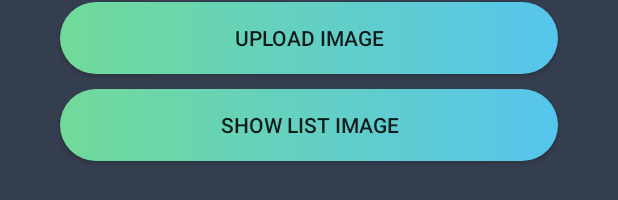
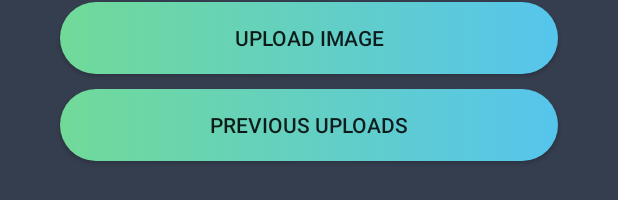
Before and after one commit to venkatsparrow/KLN_Central_App, an Android app: the layout activity_mainpage.xml on its own in the app's theme, with its tools: preview values and no code run, on a phone screen of 412 x 824 dp. Shown: the part 596-796 px from the top of the screen. Run offline under Robolectric (Android 15) with nearby library versions, the phone set to English and light mode, and no system bars.

Commit message:
converted hard coded strings into resources

```diff
--- a/app/src/main/java/edu/klnce/sairam_kamalay/klncecentral/ImageListAdapter.java
+++ b/app/src/main/java/edu/klnce/sairam_kamalay/klncecentral/ImageListAdapter.java
@@ -17,10 +17,6 @@ import java.util.List;
 
 import static edu.klnce.sairam_kamalay.klncecentral.R.id.tvImageName;
 
-
-/**
- * Created by venkatsparrow on 14/08/17.
- */
 
 public class ImageListAdapter extends ArrayAdapter<imageUpload> {
     private Activity context;
@@ -46,8 +42,6 @@ public class ImageListAdapter extends ArrayAdapter<imageUpload> {
         Glide.with(context).load(listImage.get(position).getUrl()).into(img);
         return v;
 
-
-
     }
 
 }
--- a/app/src/main/res/layout/activity_image_list.xml
+++ b/app/src/main/res/layout/activity_image_list.xml
@@ -1,7 +1,6 @@
 <?xml version="1.0" encoding="utf-8"?>
 <android.support.v4.widget.DrawerLayout android:layout_width="match_parent"
     android:layout_height="match_parent"
-    xmlns:tools="http://schemas.android.com/tools"
     xmlns:app="http://schemas.android.com/apk/res-auto"
     android:id="@+id/imagelistDrawer"
     xmlns:android="http://schemas.android.com/apk/res/android">
--- a/app/src/main/res/layout/activity_mainpage.xml
+++ b/app/src/main/res/layout/activity_mainpage.xml
@@ -1,6 +1,5 @@
 <?xml version="1.0" encoding="utf-8"?>
 <LinearLayout xmlns:android="http://schemas.android.com/apk/res/android"
-    xmlns:app="http://schemas.android.com/apk/res-auto"
     xmlns:tools="http://schemas.android.com/tools"
     android:layout_width="match_parent"
     android:layout_height="match_parent"
@@ -13,7 +12,7 @@
         style="@style/buttonstyle"
         android:layout_width="match_parent"
         android:layout_height="wrap_content"
-        android:text="Browse image to upload"
+        android:text="@string/browse_image"
         android:onClick="btnBrowse_Click" />
 
     <ImageView
@@ -28,7 +27,7 @@
         android:layout_width="match_parent"
         android:layout_height="wrap_content"
         android:id="@+id/txtImageName"
-        android:hint="Description"/>
+        android:hint="@string/desc"/>
 
 
 
@@ -39,7 +38,7 @@
         style="@style/buttonstyle"
         android:layout_width="match_parent"
         android:layout_height="wrap_content"
-        android:text="Upload image"
+        android:text="@string/uploadimg"
         android:onClick="btnUpload_Click" />
 
     <Button
@@ -49,7 +48,7 @@
         style="@style/buttonstyle"
         android:layout_width="match_parent"
         android:layout_height="wrap_content"
-        android:text="show list image"
+        android:text="@string/previousuploads"
         android:onClick="btnShowListImage_Click" />
 
 
--- a/app/src/main/res/layout/image_item.xml
+++ b/app/src/main/res/layout/image_item.xml
@@ -12,7 +12,6 @@
         android:layout_gravity="center"
         android:layout_margin="5dp"
         card_view:cardCornerRadius="2dp"
-
         card_view:contentPadding="10dp">
 
         <LinearLayout
@@ -30,7 +29,7 @@
                 android:layout_width="wrap_content"
                 android:layout_height="wrap_content"
                 android:layout_gravity="bottom"
-                android:text="Image name"
+                android:text="@string/imgname"
                 android:textColor="@android:color/black"
                 android:background="@android:color/white"
                 android:textSize="18sp" />
--- a/app/src/main/res/values/strings.xml
+++ b/app/src/main/res/values/strings.xml
@@ -10,4 +10,12 @@
 
     <string name="sidenavopen">Open</string>
     <string name="sidenavclose">Close</string>
+    <string name="browse_image">Browse image to upload</string>
+    <string name="desc">Description</string>
+    <string name="uploadimg">Upload image</string>
+    <string name="previousuploads">Previous Uploads</string>
+
+
+    <string name="imgname">Image Name</string>
+
 </resources>
```
Also changed, not shown: app/src/main/java/edu/klnce/sairam_kamalay/klncecentral/ImageListActivity.java (+7 -2 lines).
